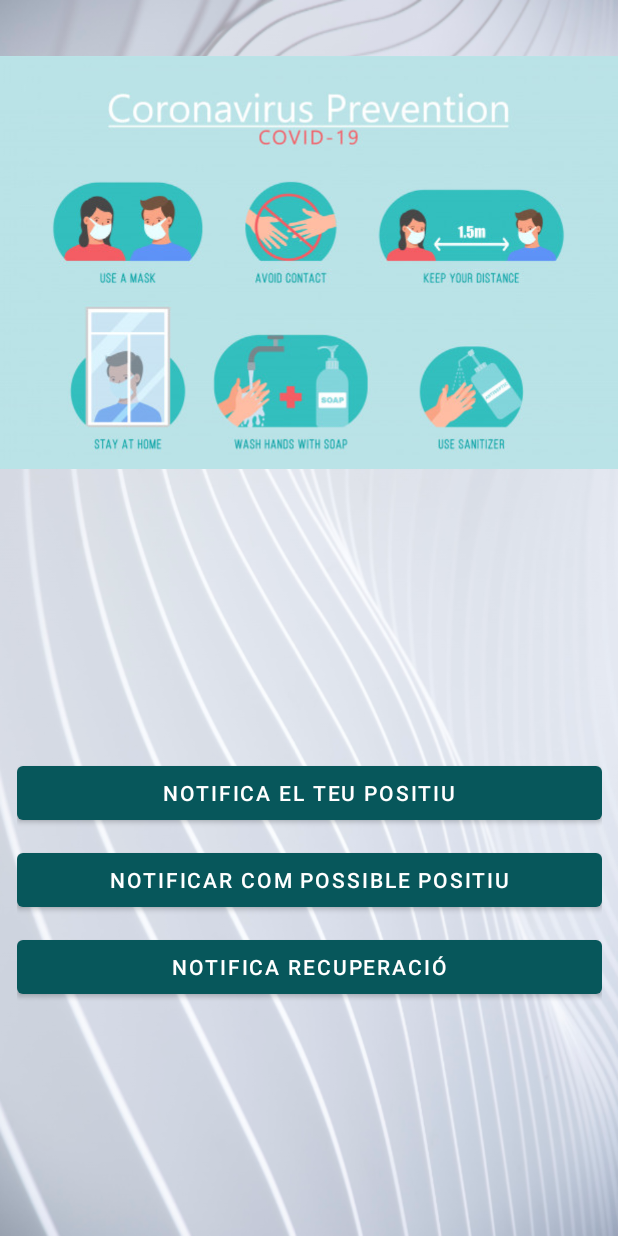
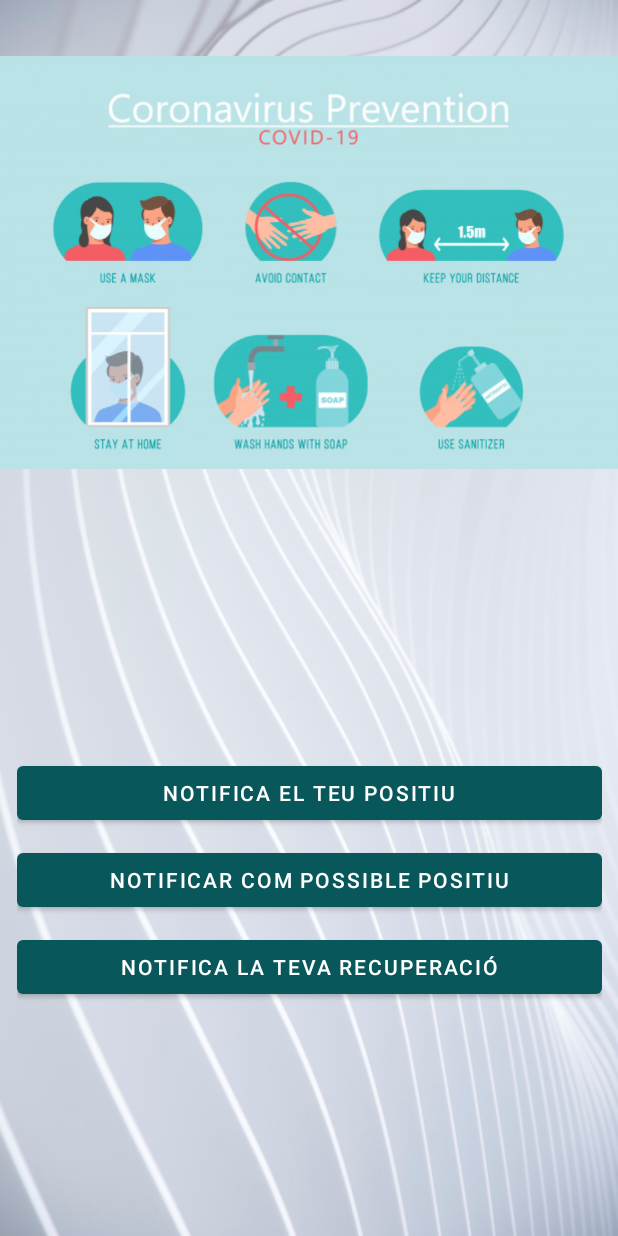
Before and after one commit to Porkins4/PES_Gescov_APP, an Android app: the CovidNotificationActivity screen opened directly, with no data from a screen before it, on a phone screen of 412 x 824 dp. Run offline under Robolectric (Android 15) with nearby library versions, the phone set to English and light mode, and no system bars.

Commit message:
fix strings

```diff
--- a/app/src/main/res/layout/covid_notification.xml
+++ b/app/src/main/res/layout/covid_notification.xml
@@ -31,7 +31,7 @@
             android:id="@+id/notifypositive"
             android:layout_width="match_parent"
             android:layout_height="wrap_content"
-            android:text="Notifica EL TEU positIU"
+            android:text="@string/notify_positive"
             android:textSize="14sp" />
 
         <Button
@@ -39,7 +39,7 @@
             android:layout_width="match_parent"
             android:layout_height="wrap_content"
             android:layout_marginTop="10dp"
-            android:text="NOTIFICAR COM POSSIBLE POSITIU"
+            android:text="@string/notify_possible"
             android:textSize="14sp" />
 
         <Button
@@ -47,7 +47,7 @@
             android:layout_width="match_parent"
             android:layout_height="wrap_content"
             android:layout_marginTop="10dp"
-            android:text="NOTIFICA RECUPERACIÓ"
+            android:text="@string/notify_recovery"
             android:textSize="14sp" />
     </LinearLayout>
 
--- a/app/src/main/res/values/strings.xml
+++ b/app/src/main/res/values/strings.xml
@@ -118,6 +118,9 @@
     <string name="succesPositiveNotification">S\'ha notificat correctament el teu positiu</string>
     <string name="succesRecoveryNotification">S\'ha notificat la teva recuperació correctament</string>
     <string name="succesPossiblePositiveNotification">S\'ha notificat el teu possible contagi</string>
+    <string name="notify_positive">notifica el teu positiu</string>
+    <string name="notify_possible">notificar com possible positiu</string>
+    <string name="notify_recovery">notifica la teva recuperació</string>
 
     <!-- home -->
     <string name="home_risk">Usuari de risc</string>
```
